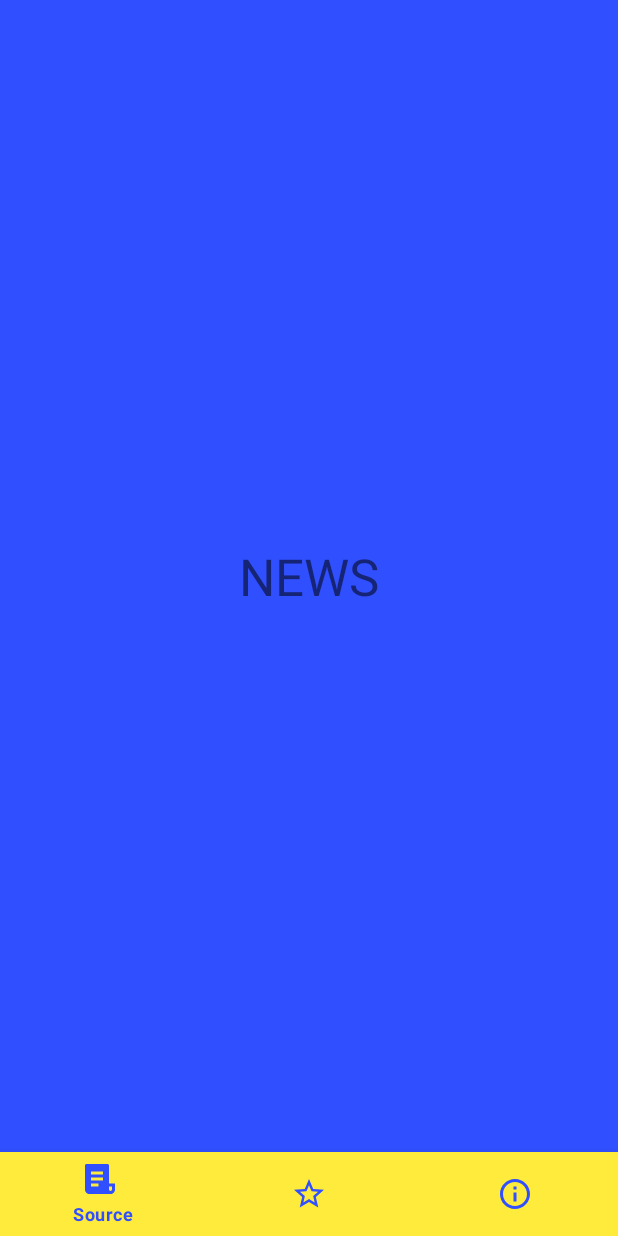
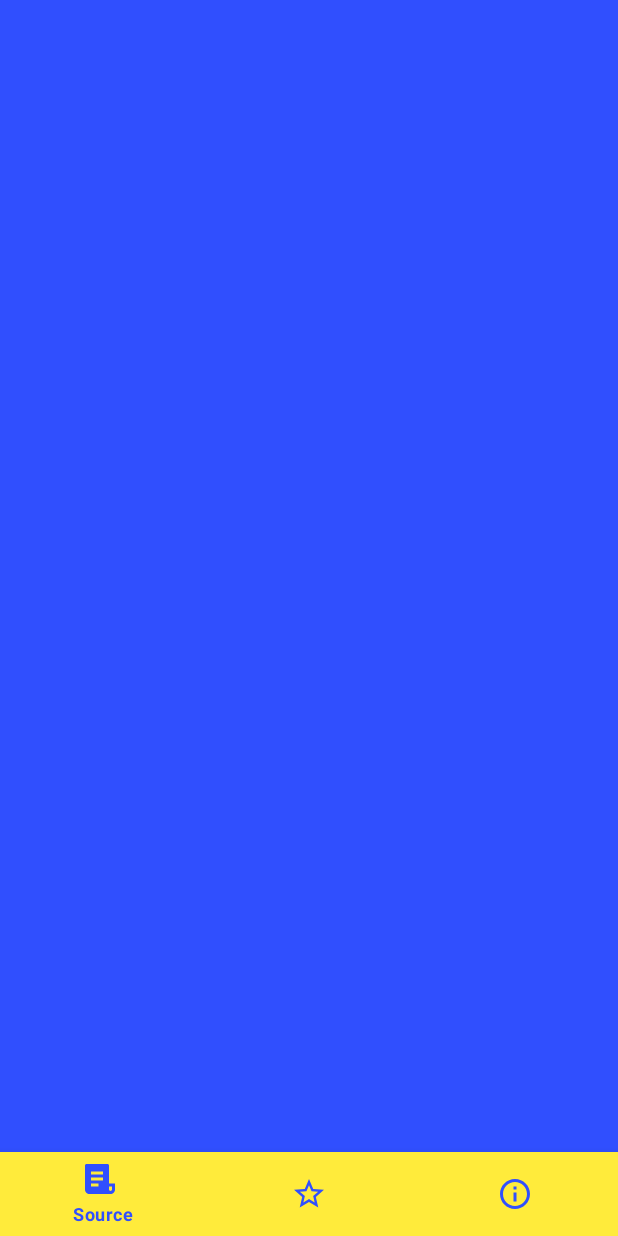
Before and after one commit to Dailius/News_App, an Android app: the screen it shows after launch (MainActivity), on a phone screen of 412 x 824 dp. Run offline under Robolectric (Android 15) with nearby library versions, the phone set to English and light mode, and no system bars; our stand-ins replace Dagger/Hilt's generated code, Timber; libraries missing offline, so code that uses them is left out: androidx.viewbinding; 1 statement that could not run was skipped.

Commit message:
Implement newsContainer in fragment_news.xml

```diff
--- a/app/src/main/res/layout/fragment_news.xml
+++ b/app/src/main/res/layout/fragment_news.xml
@@ -1,15 +1,7 @@
 <?xml version="1.0" encoding="utf-8"?>
 <FrameLayout xmlns:android="http://schemas.android.com/apk/res/android"
     xmlns:tools="http://schemas.android.com/tools"
+    android:id="@+id/newsContainer"
     android:layout_width="match_parent"
     android:layout_height="match_parent"
-    tools:context=".main.news.NewsFragment">
-
-    <TextView
-        android:layout_width="match_parent"
-        android:layout_height="match_parent"
-        android:gravity="center"
-        android:text="NEWS"
-        android:textSize="34sp" />
-
-</FrameLayout>
+    tools:context=".main.news.NewsFragment"/>
```
